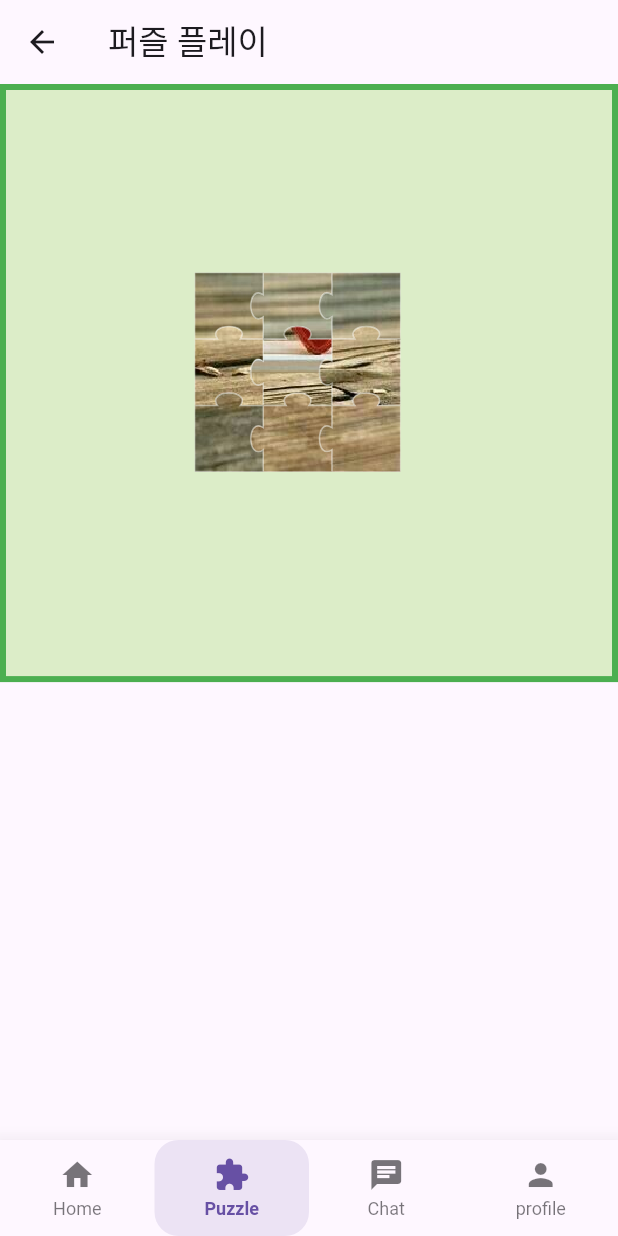
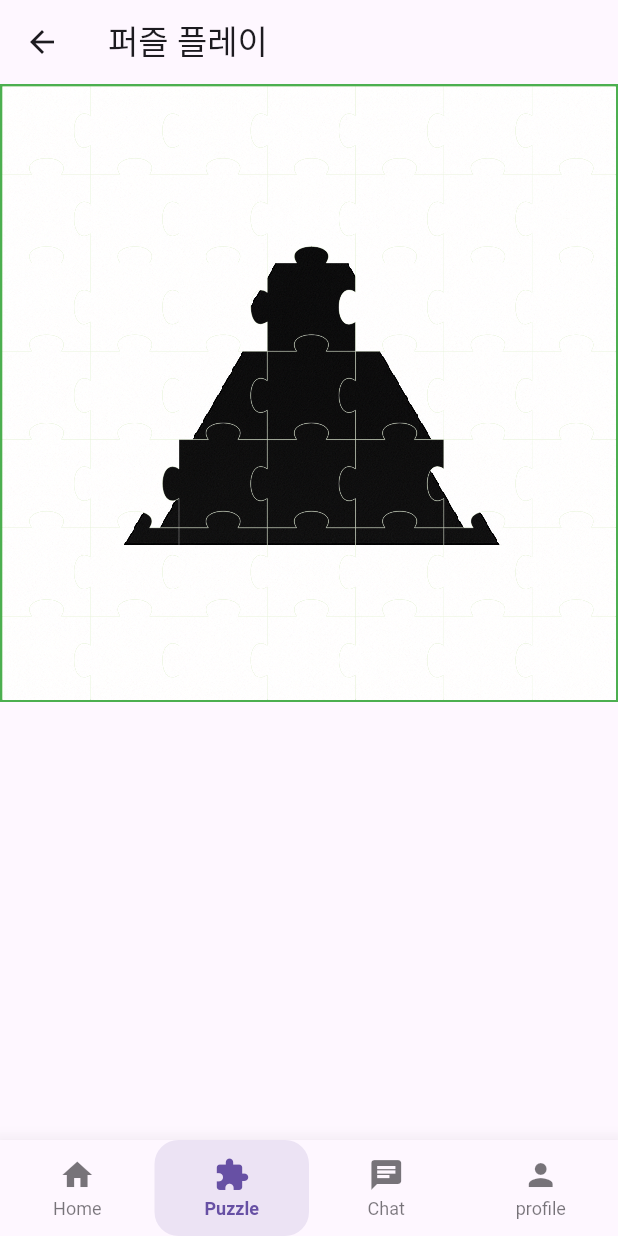
Before and after one commit to artificialSW/app-frontend, a Flutter app: the screen it shows after launch, item 2 of the bottom bar chosen, after a tap on "이번주 퍼즐 풀기", on a phone screen of 412 x 824 dp. Run offline on Flutter 3.47's test engine with Material 3 defaults, Android fonts, the phone set to English and light mode, and no system bars.

Commit message:
fix: 퍼즐 조각 공간이 row*col이 아니라 row^2 * col^2로 쪼개지던 버그 수정

```diff
--- a/lib/features/puzzle/puzzle_main.dart
+++ b/lib/features/puzzle/puzzle_main.dart
@@ -17,9 +17,9 @@ class PuzzleRoot extends StatelessWidget {
             ElevatedButton(
               onPressed: () {
                 // 새 게임 이미지와 난이도 설정
-                const Image image = Image(image: AssetImage('assets/images/mert34.jpeg'));
-                const int maxRow = 3;
-                const int maxCol = 3;
+                const Image image = Image(image: AssetImage('assets/images/triangle.png'));
+                const int maxRow = 7;
+                const int maxCol = 7;
 
                 // Navigator.push 대신 pushNamed를 사용하고 인자를 전달합니다.
                 Navigator.of(context).pushNamed(
--- a/lib/features/puzzle/view/puzzle_board_view.dart
+++ b/lib/features/puzzle/view/puzzle_board_view.dart
@@ -10,30 +10,34 @@ class PuzzleBoardView extends StatelessWidget {
   Widget build(BuildContext context) {
     final viewModel = Provider.of<PuzzleViewModel>(context);
 
+    // 뷰모델을 초기화하는 로직은 그대로 둡니다.
+    WidgetsBinding.instance.addPostFrameCallback((_) {
+      if (viewModel.fullUiImage == null) {
+        viewModel.initializePuzzle(MediaQuery.of(context).size.width);
+      }
+    });
+
     return Scaffold(
       appBar: AppBar(title: const Text('퍼즐 플레이')),
       body: Consumer<PuzzleViewModel>(
         builder: (context, viewModel, child) {
-          // LayoutBuilder를 사용하여 부모 위젯이 허용하는 크기를 얻습니다.
-          return LayoutBuilder(
-            builder: (context, constraints) {
-              if (viewModel.isLoading) {
-                // 초기화가 되지 않았다면, constraints를 전달하여 초기화 시작
-                viewModel.initializePuzzle(constraints);
+          if (viewModel.isLoading || viewModel.fullUiImage == null) {
             return const Center(child: CircularProgressIndicator());
           }
 
-              final double puzzleWidth = constraints.maxWidth;
-              final double puzzleHeight = puzzleWidth * viewModel.fullUiImage!.height / viewModel.fullUiImage!.width;
+          final double puzzleWidth = viewModel.fullUiImage!.width.toDouble();
+          final double puzzleHeight = viewModel.fullUiImage!.height.toDouble();
 
-              return Container(
-                width: puzzleWidth,
-                height: puzzleHeight,
+          return FittedBox(
+            fit: BoxFit.contain, // 퍼즐을 화면에 맞게 확대/축소
+            child: Container(
+              width: puzzleWidth, // 원본 이미지의 픽셀 크기
+              height: puzzleHeight, // 원본 이미지의 픽셀 크기
               decoration: BoxDecoration(
-                  color: Colors.lightGreen[100], // 연한 연두색 배경
+                color: Colors.lightGreen[100],
                 border: Border.all(
-                    color: Colors.green, // 초록색 테두리
-                    width: 4.0, // 테두리 두께
+                  color: Colors.green,
+                  width: 4.0,
                 ),
               ),
               child: Stack(
@@ -41,8 +45,7 @@ class PuzzleBoardView extends StatelessWidget {
                     .map((piece) => PuzzlePieceView(piece: piece))
                     .toList(),
               ),
-              );
-            },
+            ),
           );
         },
       ),
--- a/lib/features/puzzle/view/puzzle_piece_painter.dart
+++ b/lib/features/puzzle/view/puzzle_piece_painter.dart
@@ -1,4 +1,3 @@
-// lib/views/puzzle_piece_painter.dart
 import 'dart:ui' as ui;
 import 'package:flutter/material.dart';
 
@@ -20,7 +19,7 @@ class PuzzlePieceClipper extends CustomClipper<Path> {
   bool shouldReclip(CustomClipper<Path> oldClipper) => false;
 }
 
-// 퍼즐 조각의 모양을 그리는 클래스 (이전과 동일)
+// 퍼즐 조각의 테두리를 그리는 클래스
 class PuzzlePiecePainter extends CustomPainter {
   final int row;
   final int col;
@@ -44,75 +43,75 @@ class PuzzlePiecePainter extends CustomPainter {
     return false;
   }
 }
+
+// 퍼즐 조각의 모양 Path 생성 함수 (변경 없음)
 Path getPiecePath(Size size, int row, int col, int maxRow, int maxCol) {
-  final width = size.width / maxCol;
-  final height = size.height / maxRow;
-  final offsetX = col * width;
-  final offsetY = row * height;
+  final width = size.width;
+  final height = size.height;
   final bumpSize = height / 4;
 
   var path = Path();
-  path.moveTo(offsetX, offsetY);
+  path.moveTo(0, 0);
 
   if (row == 0) {
-    path.lineTo(offsetX + width, offsetY);
+    path.lineTo(width, 0);
   } else {
-    path.lineTo(offsetX + width / 3, offsetY);
+    path.lineTo(width / 3, 0);
     path.cubicTo(
-        offsetX + width / 6,
-        offsetY - bumpSize,
-        offsetX + width / 6 * 5,
-        offsetY - bumpSize,
-        offsetX + width / 3 * 2,
-        offsetY);
-    path.lineTo(offsetX + width, offsetY);
+        width / 6,
+        -bumpSize,
+        width / 6 * 5,
+        -bumpSize,
+        width / 3 * 2,
+        0);
+    path.lineTo(width, 0);
   }
 
   if (col == maxCol - 1) {
-    path.lineTo(offsetX + width, offsetY + height);
+    path.lineTo(width, height);
   } else {
-    path.lineTo(offsetX + width, offsetY + height / 3);
+    path.lineTo(width, height / 3);
     path.cubicTo(
-        offsetX + width - bumpSize,
-        offsetY + height / 6,
-        offsetX + width - bumpSize,
-        offsetY + height / 6 * 5,
-        offsetX + width,
-        offsetY + height / 3 * 2);
-    path.lineTo(offsetX + width, offsetY + height);
+        width - bumpSize,
+        height / 6,
+        width - bumpSize,
+        height / 6 * 5,
+        width,
+        height / 3 * 2);
+    path.lineTo(width, height);
   }
 
   if (row != maxRow - 1) {
-    path.lineTo(offsetX + width / 3 * 2, offsetY + height);
+    path.lineTo(width / 3 * 2, height);
     path.cubicTo(
-        offsetX + width / 6 * 5,
-        offsetY + height - bumpSize,
-        offsetX + width / 6,
-        offsetY + height - bumpSize,
-        offsetX + width / 3,
-        offsetY + height);
-    path.lineTo(offsetX, offsetY + height);
+        width / 6 * 5,
+        height - bumpSize,
+        width / 6,
+        height - bumpSize,
+        width / 3,
+        height);
+    path.lineTo(0, height);
   } else {
-    path.lineTo(offsetX, offsetY + height);
+    path.lineTo(0, height);
   }
 
   if (col == 0) {
     path.close();
   } else {
-    path.lineTo(offsetX, offsetY + height / 3 * 2);
+    path.lineTo(0, height / 3 * 2);
     path.cubicTo(
-        offsetX - bumpSize,
-        offsetY + height / 6 * 5,
-        offsetX - bumpSize,
-        offsetY + height / 6,
-        offsetX,
-        offsetY + height / 3);
+        -bumpSize,
+        height / 6 * 5,
+        -bumpSize,
+        height / 6,
+        0,
+        height / 3);
     path.close();
   }
   return path;
 }
 
-// 이 클래스가 원본 이미지를 잘라 그리는 역할을 합니다.
+// 원본 이미지를 조각의 모양에 맞춰 그리는 클래스 (수정됨)
 class PuzzleImagePainter extends CustomPainter {
   final ui.Image image;
   final int row;
@@ -138,8 +137,23 @@ class PuzzleImagePainter extends CustomPainter {
       pieceWidth,
       pieceHeight,
     );
-    final destinationRect = Rect.fromLTWH(0, 0, size.width, size.height);
 
+    // 돌출부 크기를 고려하여 destinationRect를 확장하고 위치를 조정합니다.
+    final bumpSize = size.height / 4;
+    final destinationRect = Rect.fromLTWH(
+      -bumpSize, // 왼쪽 돌출부를 위해 왼쪽으로 이동
+      -bumpSize, // 위쪽 돌출부를 위해 위로 이동
+      size.width + bumpSize * 2, // 너비를 돌출부만큼 확장
+      size.height + bumpSize * 2, // 높이를 돌출부만큼 확장
+    );
+
+    // 퍼즐 조각 모양의 패스를 얻습니다.
+    final path = getPiecePath(size, row, col, maxRow, maxCol);
+
+    // 해당 패스로 캔버스를 클리핑합니다. 이제 그리는 내용은 이 영역 안에서만 표시됩니다.
+    canvas.clipPath(path);
+
+    // 클리핑된 영역에 이미지를 그립니다.
     canvas.drawImageRect(image, sourceRect, destinationRect, Paint());
   }
 
--- a/lib/features/puzzle/view/puzzle_piece_view.dart
+++ b/lib/features/puzzle/view/puzzle_piece_view.dart
@@ -15,15 +15,11 @@ class PuzzlePieceView extends StatelessWidget {
   Widget build(BuildContext context) {
     final viewModel = Provider.of<PuzzleViewModel>(context);
 
-    // PuzzlePieceModel에서 크기 정보를 가져와 사용
-    final double pieceWidth = viewModel.fullUiImage!.width / piece.maxCol;
-    final double pieceHeight = viewModel.fullUiImage!.height / piece.maxRow;
-
     return Positioned(
       left: piece.currentPosition.dx,
       top: piece.currentPosition.dy,
-      width: piece.pieceWidth, // 모델의 pieceWidth 사용
-      height: piece.pieceHeight, // 모델의 pieceHeight 사용
+      width: piece.pieceWidth, // 모델의 pieceWidth에다가 maxRow를 곱해야함(왠진 모르겠음)
+      height: piece.pieceHeight, // 모델의 pieceHeight 에다가 마찬가지
       child: GestureDetector(
         onPanUpdate: (details) {
           viewModel.onPiecePanUpdate(piece, details);
--- a/lib/features/puzzle/viewmodel/puzzle_view_model.dart
+++ b/lib/features/puzzle/viewmodel/puzzle_view_model.dart
@@ -21,39 +21,45 @@ class PuzzleViewModel with ChangeNotifier {
     required this.onGameComplete,
   });
 
-  Future<void> initializePuzzle(BoxConstraints constraints) async {
+  Future<void> initializePuzzle(double screenWidth) async {
     isLoading = true;
     notifyListeners();
 
     fullUiImage = await _loadImage(fullImage);
     final imageSize = Size(fullUiImage!.width.toDouble(), fullUiImage!.height.toDouble());
 
-    // 퍼즐 보드의 최종 크기를 계산합니다.
-    final puzzleWidth = constraints.maxWidth;
-    final puzzleHeight = puzzleWidth * (imageSize.height / imageSize.width);
+    // 여기를 수정합니다. 화면 너비 대신 이미지의 원본 픽셀 너비를 사용합니다.
+    final double puzzleWidth = imageSize.width;
+    final double puzzleHeight = imageSize.height;
 
-    // 조각 하나의 크기를 퍼즐 보드 전체 크기에 맞춰 계산
     final pieceWidth = puzzleWidth / maxCol;
     final pieceHeight = puzzleHeight / maxRow;
 
     puzzlePieces = [];
 
-    // 퍼즐이 흩어지는 범위도 최종 퍼즐 크기를 기준으로 계산
     final double randomSpreadFactor = 0.5;
     final double randomSpreadWidth = puzzleWidth * randomSpreadFactor;
     final double randomSpreadHeight = puzzleHeight * randomSpreadFactor;
 
     final double startX = (puzzleWidth - randomSpreadWidth) / 2;
     final double startY = (puzzleHeight - randomSpreadHeight) / 2;
+    print("imageSize is $imageSize");
+    print("puzzleWidth is $puzzleWidth");
+    print("puzzleHeight is $puzzleHeight");
+    print("pieceWidth is $pieceWidth");
+    print("maxRow is $maxRow");
+    print("maxCol is $maxCol");
 
     for (int i = 0; i < maxRow; i++) {
       for (int j = 0; j < maxCol; j++) {
         final id = i * maxCol + j;
         final correctPosition = Offset(j * pieceWidth, i * pieceHeight);
-        final randomPosition = Offset(
-          startX + Random().nextDouble() * randomSpreadWidth,
-          startY + Random().nextDouble() * randomSpreadHeight,
-        );
+        print("$j * $pieceWidth is ${j * pieceWidth}");
+        final randomPosition = correctPosition;
+        //Offset(
+          //startX + Random().nextDouble() * randomSpreadWidth,
+          //startY + Random().nextDouble() * randomSpreadHeight,
+        //);
         puzzlePieces.add(PuzzlePieceModel(
           id: id,
           imageSize: imageSize,
```
Also changed, not shown: assets/images/triangle.png (added). Lines whose indentation alone changed are shown as unchanged.
